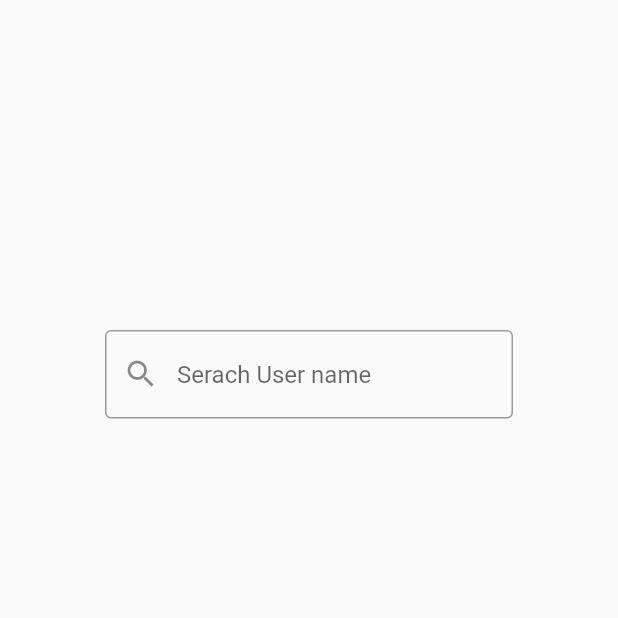
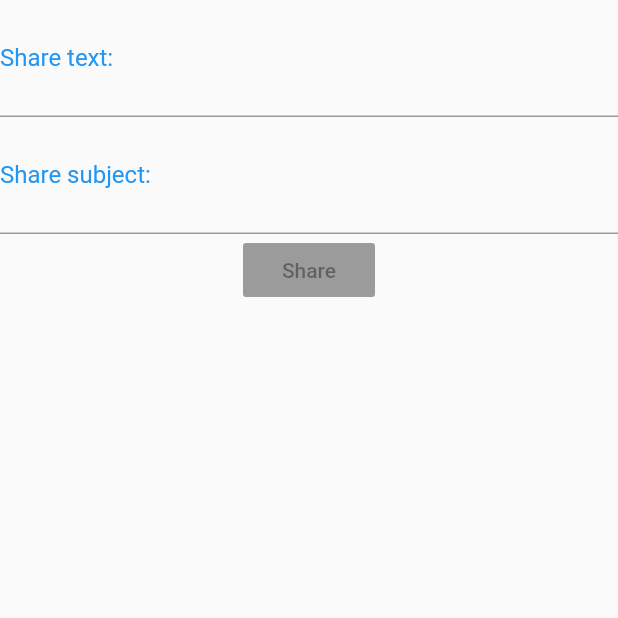
Before and after one commit to imshivamdwivedi/Event-Calender-App, a Flutter app: the screen it shows after launch, after a tap on the "add" icon, on a phone screen of 412 x 824 dp, the top half of it. Run offline on Flutter 3.47's test engine with Material 2 defaults, Android fonts, the phone set to English and light mode, and no system bars; drawn by our look-alikes of flutter_typeahead; our stand-ins replace share, syncfusion_flutter_calendar; missing offline and left inert: syncfusion_flutter_core.

Commit message:
added share functionalities

```diff
--- a/lib/main.dart
+++ b/lib/main.dart
@@ -2,6 +2,7 @@ import 'package:calender/calendar_screen.dart';
 
 import 'package:calender/event_provider.dart';
 import 'package:calender/searchBar/serach_screen.dart';
+import 'package:calender/share/share_data.dart';
 import 'package:flutter/material.dart';
 import 'package:provider/provider.dart';
 
@@ -40,7 +41,7 @@ class MainPage extends StatelessWidget {
         backgroundColor: Colors.pink,
         onPressed: () {
           Navigator.of(context)
-              .push(MaterialPageRoute(builder: (context) => SearchScreen()));
+              .push(MaterialPageRoute(builder: (context) => ShareData()));
         },
       ),
     );
--- /dev/null
+++ b/lib/share/share_data.dart
@@ -0,0 +1,59 @@
+import 'package:flutter/material.dart';
+import 'package:share/share.dart';
+
+class ShareData extends StatefulWidget {
+  const ShareData({Key? key}) : super(key: key);
+
+  @override
+  _ShareDataState createState() => _ShareDataState();
+}
+
+class _ShareDataState extends State<ShareData> {
+  String text = '';
+  String subject = '';
+  @override
+  Widget build(BuildContext context) {
+    return Scaffold(
+      body: Column(
+        children: [
+          TextField(
+            decoration: const InputDecoration(
+              labelText: 'Share text:',
+              labelStyle: TextStyle(color: Colors.blue),
+              hintText: 'Enter some text and/or link to share',
+            ),
+            maxLines: 2,
+            onChanged: (String value) => setState(() {
+              text = value;
+            }),
+          ),
+          TextField(
+            decoration: const InputDecoration(
+              labelText: 'Share subject:',
+              labelStyle: TextStyle(color: Colors.blue),
+              hintText: 'Enter subject to share (optional)',
+            ),
+            maxLines: 2,
+            onChanged: (String value) => setState(() {
+              subject = value;
+            }),
+          ),
+          RaisedButton(
+            color: Colors.orangeAccent[100],
+            child: const Text('Share'),
+            onPressed: text.isEmpty ? null : () => _onShareData(context),
+          )
+        ],
+      ),
+    );
+  }
+
+  _onShareData(BuildContext context) async {
+    final RenderBox box = context.findRenderObject() as RenderBox;
+    {
+      await Share.share(text,
+          subject: subject,
+          sharePositionOrigin: box.localToGlobal(Offset.zero) & box.size);
+    }
+  }
+}
--- a/pubspec.yaml
+++ b/pubspec.yaml
@@ -27,6 +27,7 @@ dependencies:
   provider: ^5.0.0
   intl: ^0.17.0
   flutter_typeahead: ^3.2.0
+  share: ^2.0.4
 
   # The following adds the Cupertino Icons font to your application.
   # Use with the CupertinoIcons class for iOS style icons.
```
Also changed, not shown: pubspec.lock, 1 other file.
